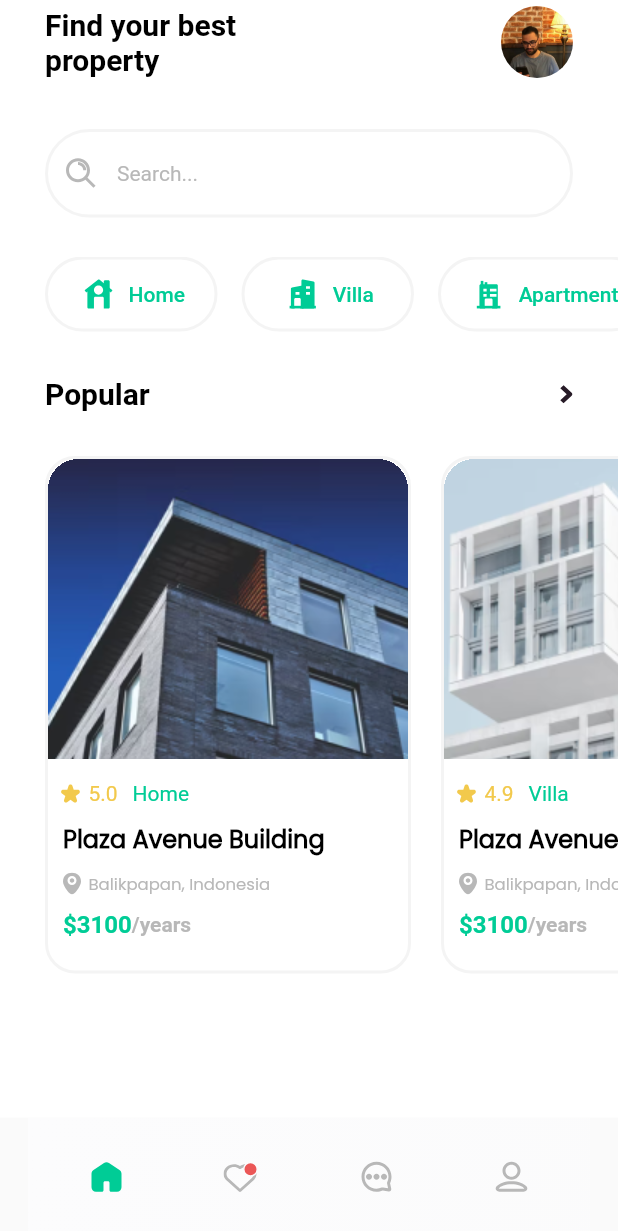
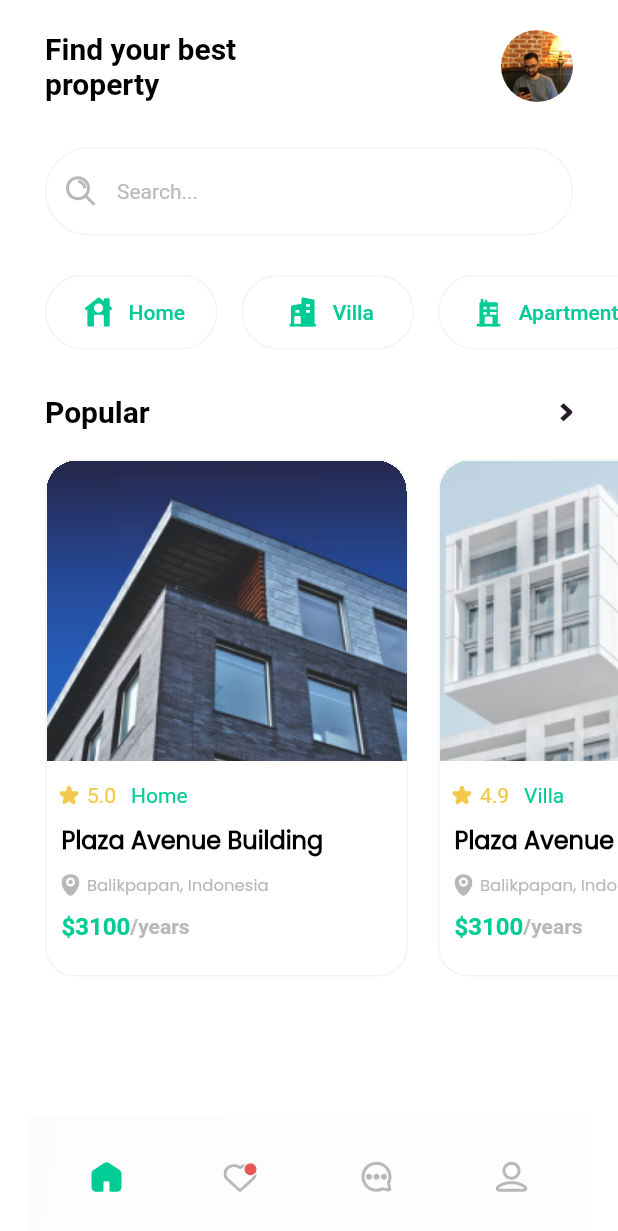
Before and after one commit to mahdinaghikhanii/realestate, a Flutter app: the screen it shows after launch, on a phone screen of 412 x 824 dp. Shown: the top 1231 px of the screen. Run offline on Flutter 3.47's test engine with Material 2 defaults, Android fonts, the phone set to English and light mode, and no system bars; our stand-ins replace flutter_svg, loading_animation_widget.

Commit message:
fixed problems in home

```diff
--- a/lib/module/widgets/category_iteam.dart
+++ b/lib/module/widgets/category_iteam.dart
@@ -15,7 +15,7 @@ class CateGoryIteam extends StatelessWidget {
           width: model.category.length < 6 ? 115 : 140,
           padding: const EdgeInsets.symmetric(vertical: 8),
           decoration: BoxDecoration(
-              border: Border.all(width: 2, color: const Color(0xFFF4F4F4)),
+              border: Border.all(width: 1, color: const Color(0xFFF4F4F4)),
               borderRadius: BorderRadius.circular(32)),
           child: Row(
             mainAxisAlignment: MainAxisAlignment.center,
--- a/lib/module/widgets/home_details_item.dart
+++ b/lib/module/widgets/home_details_item.dart
@@ -14,7 +14,7 @@ class InformationHomeDetailsIteam extends StatelessWidget {
         child: Container(
           decoration: BoxDecoration(
               borderRadius: BorderRadius.circular(20),
-              border: Border.all(color: const Color(0xFFF4F4F4), width: 2)),
+              border: Border.all(color: const Color(0xFFF4F4F4), width: 1)),
           child: Column(
               mainAxisAlignment: MainAxisAlignment.start,
               crossAxisAlignment: CrossAxisAlignment.start,
--- a/lib/module/widgets/input_text.dart
+++ b/lib/module/widgets/input_text.dart
@@ -14,11 +14,11 @@ class MInputText extends StatelessWidget {
         hintText: "Search...",
         hintStyle: const TextStyle(color: Color(0xFFB8B8B8), fontSize: 14),
         enabledBorder: OutlineInputBorder(
-          borderSide: const BorderSide(width: 2, color: Color(0xFFF4F4F4)),
+          borderSide: const BorderSide(width: 1, color: Color(0xFFF4F4F4)),
           borderRadius: BorderRadius.circular(32),
         ),
         focusedBorder: OutlineInputBorder(
-          borderSide: const BorderSide(width: 2, color: Color(0xFFF4F4F4)),
+          borderSide: const BorderSide(width: 1, color: Color(0xFFF4F4F4)),
           borderRadius: BorderRadius.circular(15),
         ),
       ),
--- a/lib/views/home.dart
+++ b/lib/views/home.dart
@@ -28,14 +28,20 @@ class Home extends StatelessWidget {
         if (featchedata.connectionState == ConnectionState.none) {}
 
         return Scaffold(
+            backgroundColor: const Color(0xFFFFFFFF),
             bottomNavigationBar: SvgPicture.asset("assets/svg/listbar.svg"),
-            appBar: AppBar(
-              elevation: 0,
-              backgroundColor: const Color(0xFFFFFFFF),
-              automaticallyImplyLeading: false,
-              centerTitle: false,
-              titleSpacing: 0,
-              title: const Padding(
+            body: SafeArea(
+              child: Container(
+                width: double.infinity,
+                height: double.infinity,
+                color: const Color(0xFFFFFFFF),
+                child: Column(
+                  crossAxisAlignment: CrossAxisAlignment.start,
+                  children: [
+                    const SizedBox(height: 20),
+                    Row(
+                      children: const [
+                        Padding(
                           padding: EdgeInsets.symmetric(horizontal: 30),
                           child: Text(
                             "Find your best\nproperty",
@@ -45,7 +51,7 @@ class Home extends StatelessWidget {
                                 fontSize: 20),
                           ),
                         ),
-              actions: const [
+                        Spacer(),
                         Padding(
                           padding: EdgeInsets.symmetric(horizontal: 30),
                           child: SizedBox(
@@ -61,14 +67,6 @@ class Home extends StatelessWidget {
                         )
                       ],
                     ),
-            body: SafeArea(
-              child: Container(
-                width: double.infinity,
-                height: double.infinity,
-                color: const Color(0xFFFFFFFF),
-                child: Column(
-                  crossAxisAlignment: CrossAxisAlignment.start,
-                  children: [
                     const SizedBox(height: 30),
                     const Padding(
                         padding: EdgeInsets.symmetric(horizontal: 30),
@@ -106,7 +104,7 @@ class Home extends StatelessWidget {
                           ],
                         )),
                     Padding(
-                      padding: const EdgeInsets.only(left: 30, top: 30),
+                      padding: const EdgeInsets.only(left: 30, top: 20),
                       child: SizedBox(
                           width: double.infinity,
                           height: 345,
```
Lines whose indentation alone changed are shown as unchanged.
